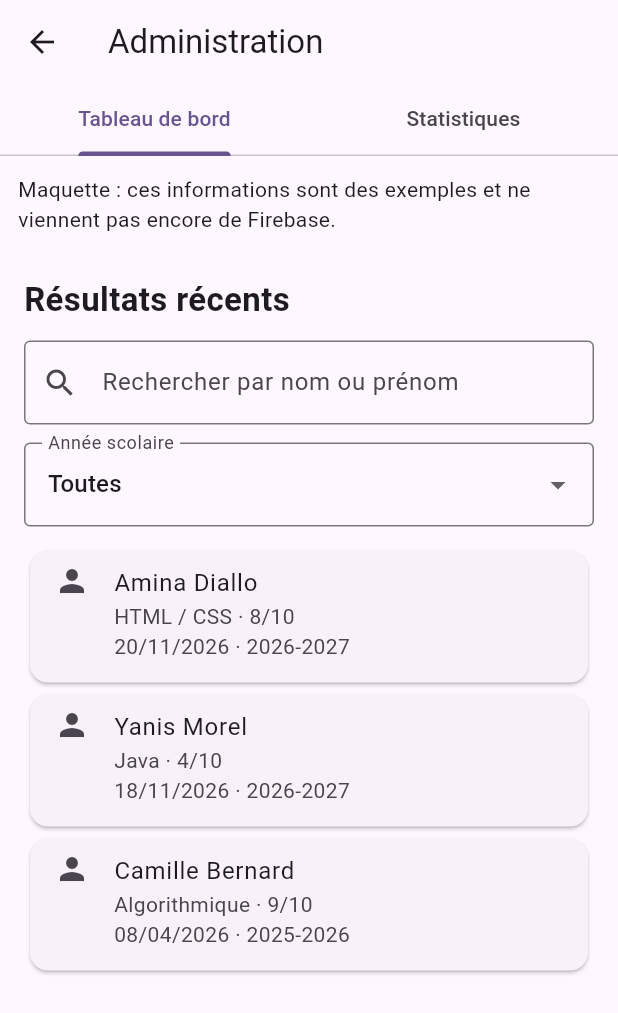
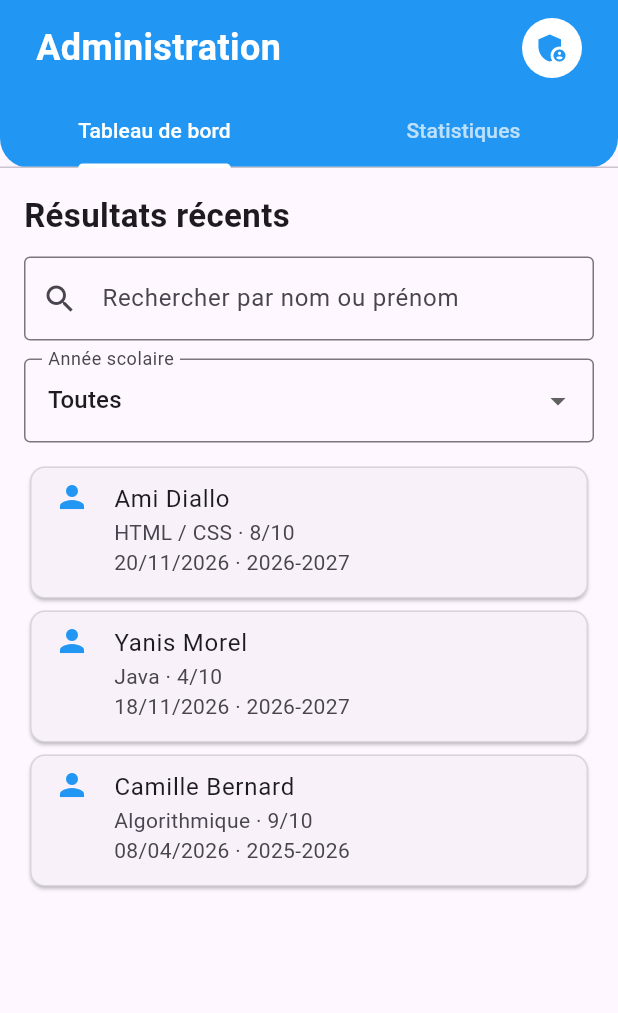
Before and after one commit to Seifoudine95/skillo, a Flutter app: the TableauDeBordAdmin screen opened directly, on a phone screen of 412 x 824 dp. Shown: the top 1013 px of the screen. Run offline on Flutter 3.47's test engine with Material 3 defaults, Android fonts, the phone set to English and light mode, and no system bars; our stand-ins replace cloud_firestore, email_validator, firebase_core, flutter_riverpod, material_ui, shared_preferences; accounts and stored records are empty.

Commit message:
Harmoniser le style des pages admin

```diff
--- a/lib/views/admin/tableau_de_bord_admin.dart
+++ b/lib/views/admin/tableau_de_bord_admin.dart
@@ -10,7 +10,7 @@ class TableauDeBordAdmin extends StatefulWidget {
 class _TableauDeBordAdminState extends State<TableauDeBordAdmin> {
   final List<_ResultatCandidat> resultats = [
     _ResultatCandidat(
-      prenom: 'Amina',
+      prenom: 'Ami',
       nom: 'Diallo',
       matiere: 'HTML / CSS',
       score: 8,
@@ -64,22 +64,56 @@ class _TableauDeBordAdminState extends State<TableauDeBordAdmin> {
     return DefaultTabController(
       length: 2,
       child: Scaffold(
-        appBar: AppBar(
-          title: const Text('Administration'),
-          bottom: const TabBar(
+        body: SafeArea(
+          child: Column(
+            children: [
+              Container(
+                width: double.infinity,
+                decoration: const BoxDecoration(
+                  color: Colors.blue,
+                  borderRadius: BorderRadius.only(
+                    bottomLeft: Radius.circular(20),
+                    bottomRight: Radius.circular(20),
+                  ),
+                ),
+                child: Column(
+                  children: [
+                    Padding(
+                      padding: const EdgeInsets.symmetric(
+                        horizontal: 24,
+                        vertical: 12,
+                      ),
+                      child: Row(
+                        mainAxisAlignment: MainAxisAlignment.spaceBetween,
+                        children: [
+                          const Text(
+                            'Administration',
+                            style: TextStyle(
+                              fontSize: 24,
+                              fontWeight: FontWeight.bold,
+                              color: Colors.white,
+                            ),
+                          ),
+                          CircleAvatar(
+                            backgroundColor: Colors.white,
+                            child: Icon(
+                              Icons.admin_panel_settings,
+                              color: Colors.blue,
+                            ),
+                          ),
+                        ],
+                      ),
+                    ),
+                    const TabBar(
+                      labelColor: Colors.white,
+                      unselectedLabelColor: Colors.white70,
+                      indicatorColor: Colors.white,
                       tabs: [
                         Tab(text: 'Tableau de bord'),
                         Tab(text: 'Statistiques'),
                       ],
                     ),
-        ),
-        body: Column(
-          children: [
-            Padding(
-              padding: EdgeInsets.all(12),
-              child: Text(
-                'Maquette : ces informations sont des exemples et ne viennent '
-                'pas encore de Firebase.',
+                  ],
                 ),
               ),
               Expanded(
@@ -114,6 +148,7 @@ class _TableauDeBordAdminState extends State<TableauDeBordAdmin> {
             ],
           ),
         ),
+      ),
     );
   }
 }
@@ -134,6 +169,7 @@ class _PageTableauDeBord extends StatelessWidget {
   @override
   Widget build(BuildContext context) {
     return ListView(
+      key: const ValueKey('dashboardList'),
       padding: const EdgeInsets.all(16),
       children: [
         const Text(
@@ -173,8 +209,12 @@ class _PageTableauDeBord extends StatelessWidget {
         else
           for (final resultat in resultats)
             Card(
+              shape: RoundedRectangleBorder(
+                side: const BorderSide(color: Colors.black12),
+                borderRadius: BorderRadius.circular(10),
+              ),
               child: ListTile(
-                leading: const Icon(Icons.person),
+                leading: const Icon(Icons.person, color: Colors.blue),
                 title: Text('${resultat.prenom} ${resultat.nom}'),
                 subtitle: Text(
                   '${resultat.matiere} · ${resultat.score}/${resultat.totalQuestions}'
@@ -260,6 +300,7 @@ class _PageStatistiques extends StatelessWidget {
         : (nombreDeReussites * 100 / resultatsFiltres.length).round();
 
     return ListView(
+      key: const ValueKey('statisticsList'),
       padding: const EdgeInsets.all(16),
       children: [
         const Text(
@@ -355,6 +396,10 @@ class _PourcentageMatiere extends StatelessWidget {
   @override
   Widget build(BuildContext context) {
     return Card(
+      shape: RoundedRectangleBorder(
+        side: const BorderSide(color: Colors.black12),
+        borderRadius: BorderRadius.circular(10),
+      ),
       child: ListTile(
         leading: _IndicateurPourcentage(pourcentage: pourcentage),
         title: Text(nom),
@@ -380,7 +425,10 @@ class _IndicateurPourcentage extends StatelessWidget {
       child: Stack(
         alignment: Alignment.center,
         children: [
-          CircularProgressIndicator(value: pourcentage / 100),
+          CircularProgressIndicator(
+            value: pourcentage / 100,
+            color: Colors.blue,
+          ),
           Text('$pourcentage'),
         ],
       ),
```
Also changed, not shown: 1 other file. Lines whose indentation alone changed are shown as unchanged.
